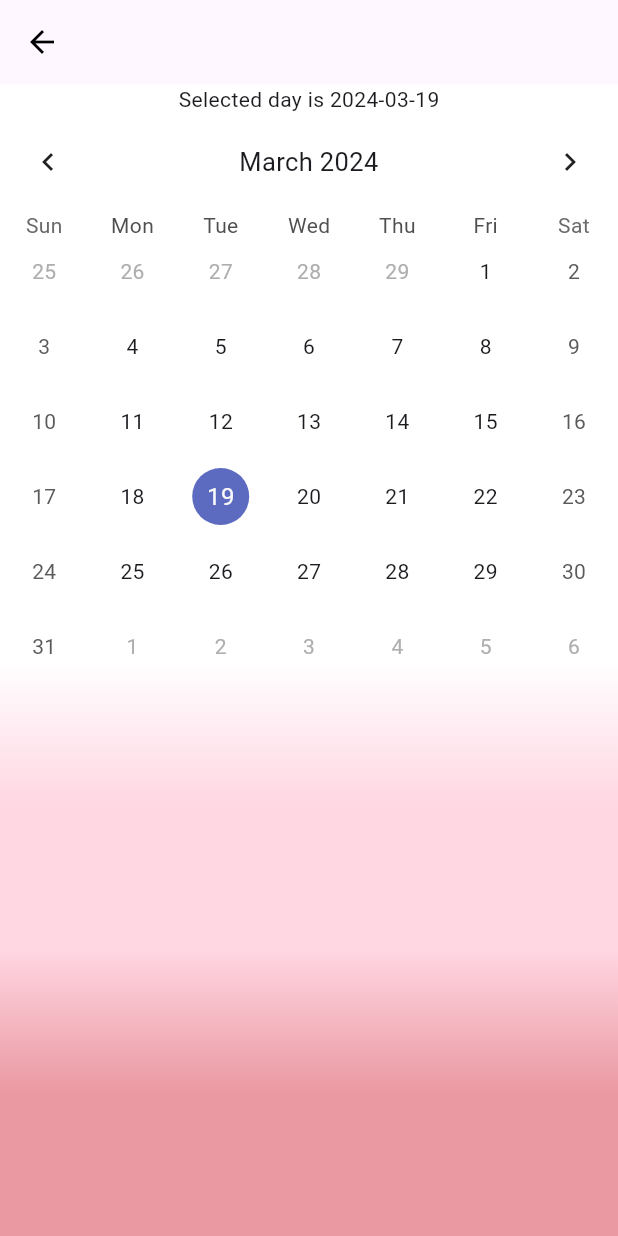
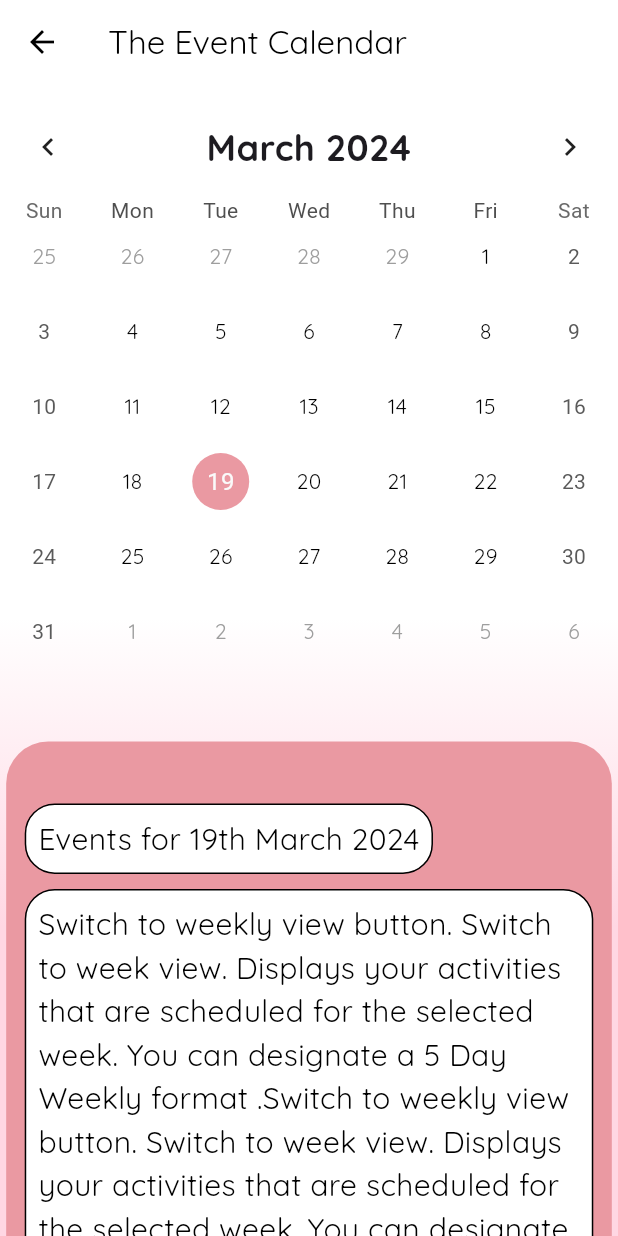
Before and after one commit to FirefoxSRV/Amrita_club_application, a Flutter app: the CalendarScreen screen opened directly, on a phone screen of 412 x 824 dp. Run offline on Flutter 3.47's test engine with Material 3 defaults, Android fonts, the phone set to English and light mode, and no system bars; drawn by our look-alikes of table_calendar; our stand-ins replace animated_text_kit, font_awesome_flutter, google_fonts.

Commit message:
Immense changes to calendar screen UI

```diff
--- a/lib/Screens/CalendarScreen/calendar_screen.dart
+++ b/lib/Screens/CalendarScreen/calendar_screen.dart
@@ -1,20 +1,18 @@
+import 'package:club_application/utils/constants.dart';
 import 'package:flutter/material.dart';
+import 'package:google_fonts/google_fonts.dart';
+import 'package:intl/intl.dart';
 import 'package:table_calendar/table_calendar.dart';
-
-
 
 class CalendarScreen extends StatefulWidget {
   const CalendarScreen({super.key});
-
   @override
   State<CalendarScreen> createState() => _CalendarScreenState();
 }
 
 class _CalendarScreenState extends State<CalendarScreen> {
 
-
   DateTime today = DateTime.now();
-
 
   void _onDaySelected(DateTime day, DateTime focusedDay){
     setState(() {
@@ -22,10 +20,49 @@ class _CalendarScreenState extends State<CalendarScreen> {
     });
   }
 
+  String getOrdinal(int number) {
+    if (number >= 11 && number <= 13) {
+      return '${number}th';
+    }
+    switch (number % 10) {
+      case 1:
+        return '${number}st';
+      case 2:
+        return '${number}nd';
+      case 3:
+        return '${number}rd';
+      default:
+        return '${number}th';
+    }
+  }
+
+  String formatEventDate(String dateStr) {
+    DateTime date = DateTime.parse(dateStr);
+    String monthYear = DateFormat('MMMM yyyy').format(date);
+    String ordinalDay = getOrdinal(date.day);
+
+    return "$ordinalDay $monthYear";
+  }
+
   @override
   Widget build(BuildContext context) {
-    return Scaffold(
+    return Container(
+      decoration:BoxDecoration(
+        gradient: LinearGradient(
+            begin: Alignment.center,
+            end: Alignment.bottomCenter,
+            colors: [
+              Colors.white,
+              Color(0xFFffd7e3),
+              Color(0xFFffd7e3),
+            ]
+        ),
+      ),
+      child: Scaffold(
+         backgroundColor: Colors.transparent,
         appBar: AppBar(
+          title: Text("The Event Calendar",style: GoogleFonts.quicksand(color:Colors.black),),
+          backgroundColor: Colors.transparent,
           leading: IconButton(
             onPressed: (){
               Navigator.pop(context);
@@ -33,30 +70,33 @@ class _CalendarScreenState extends State<CalendarScreen> {
             icon: Icon(Icons.arrow_back,color: Colors.black,),
           ),
         ),
-      body: Container(
-        decoration: BoxDecoration(
-          gradient: LinearGradient(
-              begin: Alignment.center,
-              end: Alignment.bottomCenter,
-              colors: [
-                Colors.white,
-                Color(0xFFffd7e3),
-                Color(0xFFffd7e3),
-                Color(0xFFea99a2),
-                Color(0xFFea99a2),
-              ]
-          ),
-        ),
-        child: Column(
+        body: Column(
           children: [
-            Text("Selected day is " + today.toString().split(' ')[0]),
-            TableCalendar(
+            SizedBox(height: 10,),
+            Container(
+              color: Colors.transparent,
+              child: TableCalendar(
                 locale: "en_US",
                 rowHeight: 50,
                 focusedDay: today,
                 headerStyle: HeaderStyle(
+                  leftChevronIcon: const Icon(Icons.chevron_left,),
+                  titleTextStyle: GoogleFonts.quicksand(fontSize:24,fontWeight:FontWeight.bold),
                   formatButtonVisible: false,
                   titleCentered: true,
+                ),
+                calendarStyle: CalendarStyle(
+                    defaultTextStyle: GoogleFonts.quicksand(color:Colors.black),
+                    outsideTextStyle:GoogleFonts.quicksand(color:Colors.grey) ,
+                    todayTextStyle: GoogleFonts.quicksand(color:Colors.black),
+                    todayDecoration: BoxDecoration(
+                        shape: BoxShape.circle,
+                        border: Border.all(color: Colors.black)
+                    ),
+                    selectedDecoration: BoxDecoration(
+                      shape: BoxShape.circle,
+                      color: kappBarColor,
+                    )
                 ),
                 availableGestures: AvailableGestures.all,
                 selectedDayPredicate: (day) => isSameDay(day,today),
@@ -64,7 +104,54 @@ class _CalendarScreenState extends State<CalendarScreen> {
                 lastDay: DateTime.utc(2050,10,16),
                 onDaySelected: _onDaySelected,
               ),
+            ),
           ],
+        ),
+        bottomNavigationBar: BottomSheet(
+          backgroundColor: kappBarColor,
+          onClosing: () {  },
+          builder: (BuildContext context) {
+            return SizedBox(
+              width: MediaQuery.of(context).size.width * 0.98,
+              height: MediaQuery.of(context).size.height * 0.4,
+              child: Column(
+                crossAxisAlignment: CrossAxisAlignment.start,
+                children: [
+                  SizedBox(height: MediaQuery.of(context).size.height*0.05,),
+                  Padding(
+                    padding:EdgeInsets.only(left: MediaQuery.of(context).size.width*0.03),
+                    child: Container(
+                      decoration: BoxDecoration(
+                        borderRadius: BorderRadius.circular(20),
+                        border: Border.all(color: Colors.black),
+                        color: Colors.white,
+                      ),
+                      child: Padding(
+                        padding: const EdgeInsets.all(8.0),
+                        child: Text("Events for "+ formatEventDate(today.toString().split(' ')[0]),style: GoogleFonts.quicksand(color:Colors.black,fontSize:20),),
+                      ),
+                    ),
+                  ),
+                  SizedBox(height: 10,),
+                  Padding(
+                    padding:EdgeInsets.only(left: MediaQuery.of(context).size.width*0.03,right:MediaQuery.of(context).size.width*0.03 ),
+                    child: Container(
+                      decoration: BoxDecoration(
+                        borderRadius: BorderRadius.circular(20),
+                        border: Border.all(color: Colors.black),
+                        color: Colors.white,
+                      ),
+                      child: Padding(
+                        padding: const EdgeInsets.all(8.0),
+                        child: Text("Switch to weekly view button. Switch to week view. Displays your activities that are scheduled for the selected week. You can designate a 5 Day Weekly format .Switch to weekly view button. Switch to week view. Displays your activities that are scheduled for the selected week. You can designate a 5 Day Weekly format .Switch to weekly view button. Switch to week view. Displays your activities that are scheduled for the selected week. You can designate a 5 Day Weekly format .",style: GoogleFonts.quicksand(color:Colors.black,fontSize:20),),
+                      ),
+                    ),
+                  )
+                ],
+              ),
+            );
+          },
+
         ),
       ),
     );
--- a/lib/Screens/ClubScreen/clubs.dart
+++ b/lib/Screens/ClubScreen/clubs.dart
@@ -1,6 +1,6 @@
 List<Map<String,dynamic>> clubs = [
   {
-    'clubName':'Idea',
+    'clubName':'iDea',
     'clubImage':'https://media.istockphoto.com/id/960813498/vector/light-bulb-idea-lamp-outline-icon-vector.jpg?s=612x612&w=0&k=20&c=jISHQ-lwMpWw7PC56Pll4XFjXrwAvKXCAnYPYMHutJg='
   },
   {
--- a/lib/Screens/FeedScreen/feed_screen.dart
+++ b/lib/Screens/FeedScreen/feed_screen.dart
@@ -21,6 +21,10 @@ class FeedScreen extends StatefulWidget {
 }
 
 class _FeedScreenState extends State<FeedScreen> {
+  final GlobalKey<ScaffoldState> _scaffoldKey = GlobalKey<ScaffoldState>();
+
+
+
   Windows _windows = Windows.news;
   bool isGDSC = false;
   bool isIETE = false;
@@ -62,6 +66,37 @@ class _FeedScreenState extends State<FeedScreen> {
           )
         ),
         child: Scaffold(
+          drawer: Drawer(
+            surfaceTintColor: Colors.amberAccent,
+            backgroundColor: kBackgroundColor,
+            child: ListView(
+              padding: EdgeInsets.zero,
+              children: <Widget>[
+                UserAccountsDrawerHeader(
+                  decoration: BoxDecoration(
+                    color: kappBarColor
+                  ),
+                  accountName: Text("Shreyas Visweshwaran",style: GoogleFonts.quicksand(color:Colors.black87,fontWeight:FontWeight.w600),),
+                  accountEmail: Text("shreyasvisweshwaran@gmail.com",style: GoogleFonts.quicksand(color:Colors.black87,fontWeight:FontWeight.w400),),
+                  currentAccountPicture: CircleAvatar(
+                    backgroundColor: Colors.white,
+                    child: Text(
+                      "S",
+                      style: TextStyle(fontSize: 40.0),
+                    ),
+                  ),
+                ),
+                ListTile(
+                  leading: Icon(Icons.person),
+                  title: Text('Profile'),
+                  onTap: () {
+                    Navigator.pop(context);
+                  },
+                ),
+              ],
+            ),
+          ),
+          key: _scaffoldKey,
           backgroundColor: Colors.transparent,
           appBar: buildAppBar(),
           body: Stack(
@@ -119,10 +154,12 @@ class _FeedScreenState extends State<FeedScreen> {
   AppBar buildAppBar() {
     return AppBar(
       elevation: 0,
-      leading: Icon(
-        Icons.list_sharp,
+      leading: IconButton(
+        onPressed: (){
+          _scaffoldKey.currentState?.openDrawer();
+        },
+        icon : Icon(Icons.list_sharp,size: 30,),
         color: Colors.black87,
-        size: 30,
       ),
       title: Text(
         'Amrita Club Hub',
--- a/pubspec.yaml
+++ b/pubspec.yaml
@@ -40,6 +40,7 @@ dependencies:
   animations: ^2.0.8
   animated_text_kit: ^4.2.2
   table_calendar: ^3.1.0
+  intl: ^0.19.0
 dev_dependencies:
   flutter_test:
     sdk: flutter
```
Also changed, not shown: pubspec.lock. Lines whose indentation alone changed are shown as unchanged.
